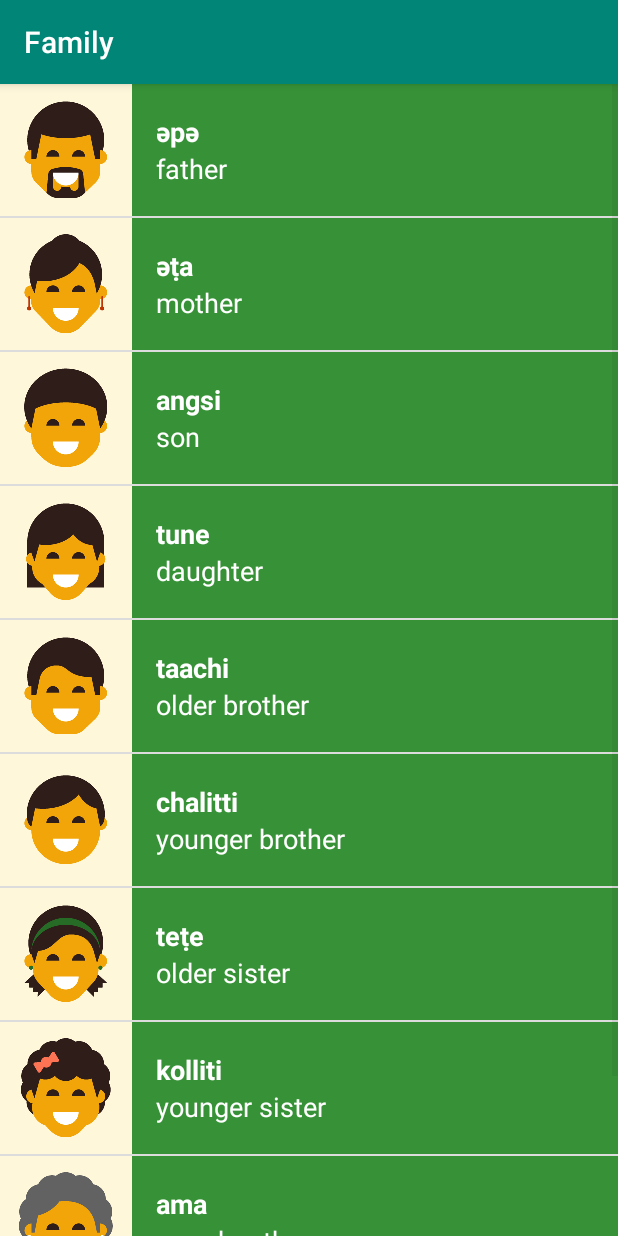
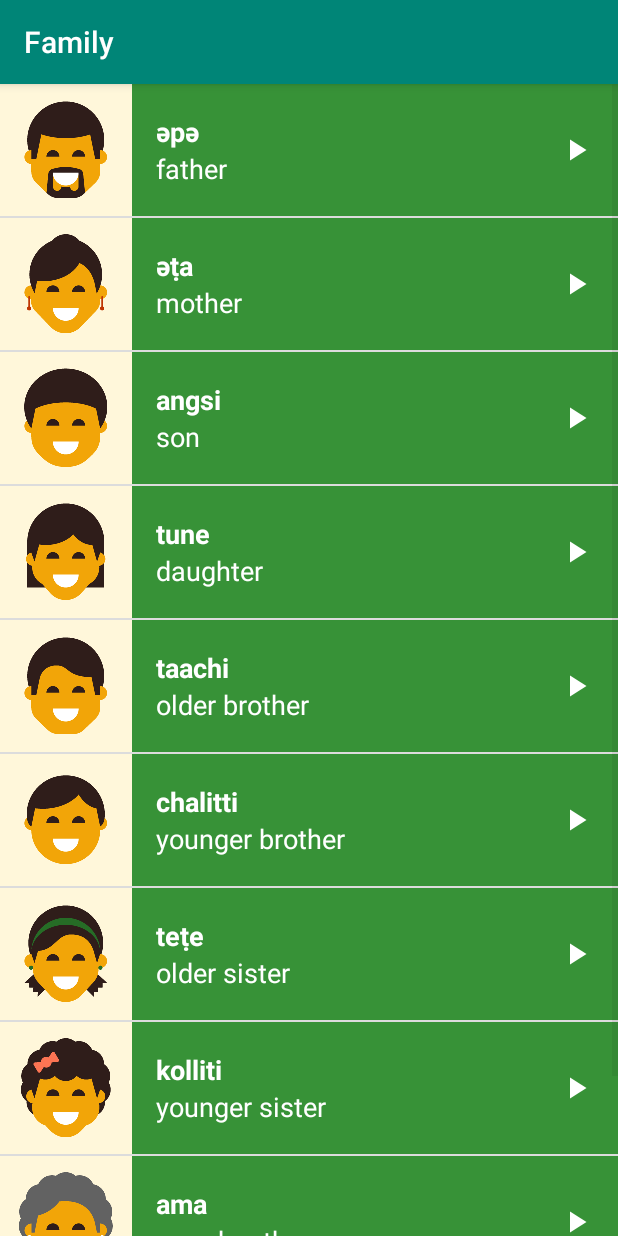
Before and after one commit to AnkitSharma455/Miwok, an Android app: the FamilyActivity screen opened directly, with no data from a screen before it, on a phone screen of 412 x 824 dp. Run offline under Robolectric (Android 15) with nearby library versions, the phone set to English and light mode, and no system bars.

Commit message:
Play Icon added

```diff
--- /dev/null
+++ b/app/src/main/res/drawable/ic_baseline_play_arrow_24.xml
@@ -0,0 +1,5 @@
+<vector android:height="24dp" android:tint="#FFFFFF"
+    android:viewportHeight="24" android:viewportWidth="24"
+    android:width="24dp" xmlns:android="http://schemas.android.com/apk/res/android">
+    <path android:fillColor="@android:color/white" android:pathData="M8,5v14l11,-7z"/>
+</vector>
--- a/app/src/main/res/layout/list_item.xml
+++ b/app/src/main/res/layout/list_item.xml
@@ -1,44 +1,54 @@
 <?xml version="1.0" encoding="utf-8"?>
-<LinearLayout
-    xmlns:android="http://schemas.android.com/apk/res/android"
+<RelativeLayout xmlns:android="http://schemas.android.com/apk/res/android"
     xmlns:tools="http://schemas.android.com/tools"
-    android:orientation="horizontal"
     android:layout_width="match_parent"
-    android:layout_height="wrap_content"
-    android:minHeight="@dimen/list_item_height"
-    android:background="@color/tan_background">
+    android:layout_height="@dimen/list_item_height"
+    android:background="@color/tan_background"
+    android:minHeight="@dimen/list_item_height">
 
 
     <ImageView
         android:id="@+id/image"
+        android:layout_width="@dimen/list_item_height"
+        android:layout_height="@dimen/list_item_height" />
+
+    <RelativeLayout
+        android:id="@+id/textcontainer"
+        android:layout_width="match_parent"
         android:layout_height="@dimen/list_item_height"
-            android:layout_width="@dimen/list_item_height" />
-            <LinearLayout
+        android:layout_alignParentTop="true"
+        android:layout_alignParentRight="true"
+        android:layout_alignParentBottom="true"
+        android:layout_toRightOf="@+id/image"
+        android:orientation="vertical"
+        android:paddingLeft="16dp">
+
+        <ImageView
+            android:layout_width="24dp"
+            android:layout_height="24dp"
+            android:layout_alignParentRight="true"
+            android:layout_centerVertical="true"
+            android:layout_marginRight="16dp"
+            android:src="@drawable/ic_baseline_play_arrow_24" />
+
+        <TextView
+            android:id="@+id/english"
             android:layout_width="match_parent"
-                android:layout_height="match_parent"
-                android:orientation="vertical"
-                android:paddingLeft="16dp"
-                android:id="@+id/textcontainer">
+            android:layout_height="44dp"
+            android:layout_below="@+id/miwok"
+            android:gravity="top"
+            android:textAppearance="@style/TextAppearance.AppCompat.Medium"
+            android:textColor="@android:color/white"
+            tools:text="one" />
+
         <TextView
+            android:id="@+id/miwok"
             android:layout_width="match_parent"
-                    android:layout_height="0dp"
-                    android:layout_weight="1"
+            android:layout_height="44dp"
             android:gravity="bottom"
-                    android:id="@+id/miwok"
-                    tools:text="lutti"
+            android:textAppearance="@style/TextAppearance.AppCompat.Medium"
             android:textColor="@android:color/white"
             android:textStyle="bold"
-                    android:textAppearance="@style/TextAppearance.AppCompat.Medium"/>
-                <TextView
-                    android:layout_width="match_parent"
-                    android:layout_height="0dp"
-                    android:gravity="top"
-                    android:layout_weight="1"
-                    android:id="@+id/english"
-                    tools:text="one"
-                    android:textColor="@android:color/white"
-                    android:textAppearance="@style/TextAppearance.AppCompat.Medium"
-                    />
-
-            </LinearLayout>
-</LinearLayout>
+            tools:text="lutti" />
+    </RelativeLayout>
+</RelativeLayout>
```
Lines whose indentation alone changed are shown as unchanged.
